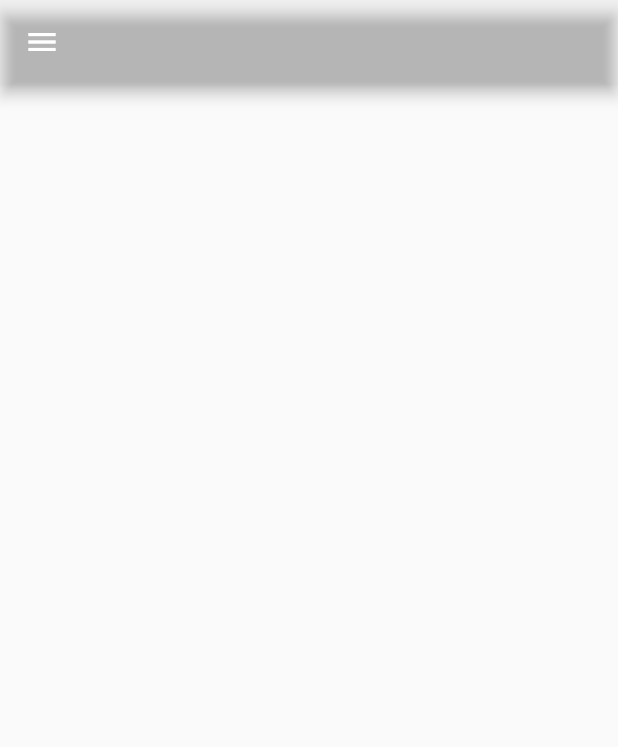
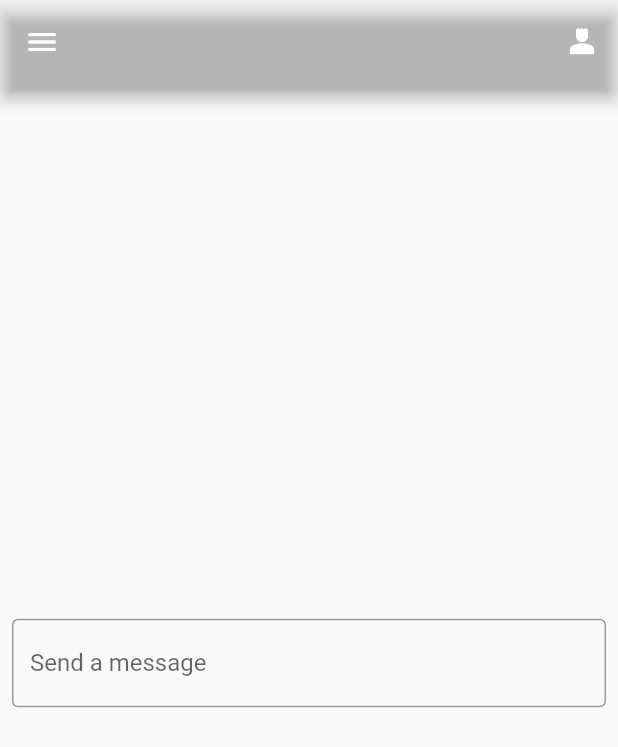
Before and after one commit to iilimit/RetirementHomeApp, a Flutter app: the screen it shows after launch, after a tap on "Messages", on a phone screen of 412 x 824 dp. Shown: the top 747 px of the screen. Run offline on Flutter 3.47's test engine with Material 2 defaults, Android fonts, the phone set to English and light mode, and no system bars.

Commit message:
added images and message box

```diff
--- a/lib/home/home_widget.dart
+++ b/lib/home/home_widget.dart
@@ -26,14 +26,7 @@ class _MyHomePageState extends State<MyHomePage> {
     var buttonTextStyle = const TextStyle(fontSize: 20);
     return MaterialApp(
         home: Scaffold(
-            appBar: AppBar(
-              backgroundColor: Colors.transparent,
-              centerTitle: true,
-              title: const Text("Hello User"),
-              actions: [
-                IconButton(icon: const Icon(Icons.person_4), onPressed: () {})
-              ],
-            ),
+            appBar: Navigation_AppBar(),
             drawer: const NavigationMenu(),
             body: Center(
               child: Column(children: <Widget>[
--- a/lib/login/login_widget.dart
+++ b/lib/login/login_widget.dart
@@ -26,6 +26,10 @@ class _LoginPageState extends State<LoginPage> {
       home: Scaffold(
           body: Center(
               child: Column(children: <Widget>[
+        // Image.asset(
+        //   "assets/images/undraw_fireworks_re_2xi7.png",
+        //   // scale: 80,
+        // ),
         const Text("Username"),
         const Padding(
           padding: EdgeInsets.symmetric(horizontal: 8, vertical: 16),
@@ -45,8 +49,15 @@ class _LoginPageState extends State<LoginPage> {
           ),
         ),
         Container(
+          height: 50,
+          width: 150,
           margin: const EdgeInsets.all(25),
           child: ElevatedButton(
+            style: ButtonStyle(
+                shape: MaterialStateProperty.all<RoundedRectangleBorder>(
+                    RoundedRectangleBorder(
+              borderRadius: BorderRadius.circular(18.0),
+            ))),
             child: const Text(
               'Login',
               style: TextStyle(fontSize: 20.0),
@@ -67,8 +78,15 @@ class _LoginPageState extends State<LoginPage> {
         ),
         const Text("OR"),
         Container(
+          height: 50,
+          width: 150,
           margin: const EdgeInsets.all(25),
           child: ElevatedButton(
+            style: ButtonStyle(
+                shape: MaterialStateProperty.all<RoundedRectangleBorder>(
+                    RoundedRectangleBorder(
+              borderRadius: BorderRadius.circular(18.0),
+            ))),
             child: const Text(
               'Signup',
               style: TextStyle(fontSize: 20.0),
--- a/lib/messages/messages_widget.dart
+++ b/lib/messages/messages_widget.dart
@@ -13,12 +13,17 @@ class MessagesPage extends StatefulWidget {
 class _MessagesPageState extends State<MessagesPage> {
   @override
   Widget build(BuildContext context) {
-    return MaterialApp(
+    return const MaterialApp(
         home: Scaffold(
-      appBar: AppBar(
-        backgroundColor: Colors.transparent,
-      ),
-      drawer: const NavigationMenu(),
+      appBar: Navigation_AppBar(),
+      drawer: NavigationMenu(),
+      body: Center(
+          child: Padding(
+        padding: EdgeInsets.symmetric(horizontal: 8, vertical: 16),
+        child: TextField(
+            decoration: InputDecoration(
+                border: OutlineInputBorder(), labelText: "Send a message")),
+      )),
     ));
   }
 }
--- a/lib/navigation/navigationbar_widget.dart
+++ b/lib/navigation/navigationbar_widget.dart
@@ -95,6 +95,25 @@ class NavigationMenu extends StatelessWidget implements PreferredSizeWidget {
 
   @override
   Size get preferredSize => const Size.fromHeight(60.0);
+}
+
+class Navigation_AppBar extends StatelessWidget implements PreferredSizeWidget {
+  @override
+  Size get preferredSize => const Size.fromHeight(60.0);
+
+  const Navigation_AppBar({
+    super.key,
+  });
+
+  @override
+  Widget build(BuildContext context) {
+    return AppBar(
+      backgroundColor: Colors.transparent,
+      centerTitle: true,
+      title: const Text(""),
+      actions: [IconButton(icon: const Icon(Icons.person_4), onPressed: () {})],
+    );
+  }
 }
 
 requestNurseAlertDialog(BuildContext context) {
--- a/pubspec.yaml
+++ b/pubspec.yaml
@@ -59,9 +59,8 @@ flutter:
   uses-material-design: true
 
   # To add assets to your application, add an assets section, like this:
-  # assets:
-  #   - images/a_dot_burr.jpeg
-  #   - images/a_dot_ham.jpeg
+  assets:
+    - assets/images/
 
   # An image asset can refer to one or more resolution-specific "variants", see
   # https://flutter.dev/assets-and-images/#resolution-aware
```
Also changed, not shown: assets/images/undraw_cooking_ceye.svg (added), assets/images/undraw_fireworks_re_2xi7.png (added), assets/images/undraw_happy_news_re_tsbd.svg (added), assets/images/undraw_my_password_re_ydq7.svg (added), assets/images/undraw_personal_settings_re_i6w4.svg (added), assets/images/undraw_reminder_re_fe15.svg (added), assets/images/undraw_welcoming_re_x0qo.svg (added), 1 other file.
